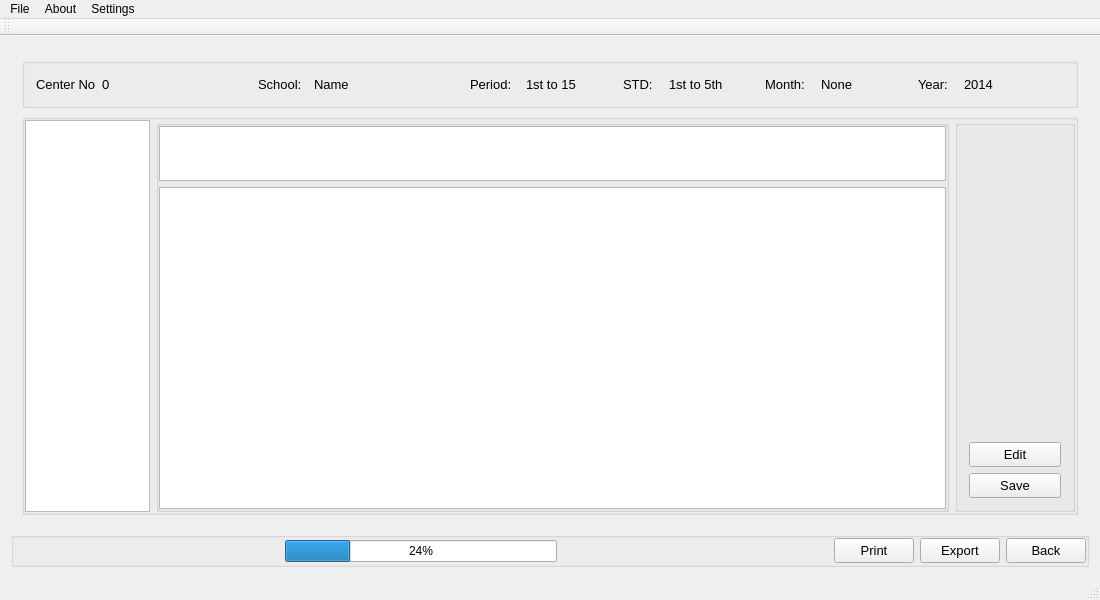
The window that QuickManager/mainwindow.ui (Vijay13/QuickManager) describes before a commit, drawn with Qt 5.
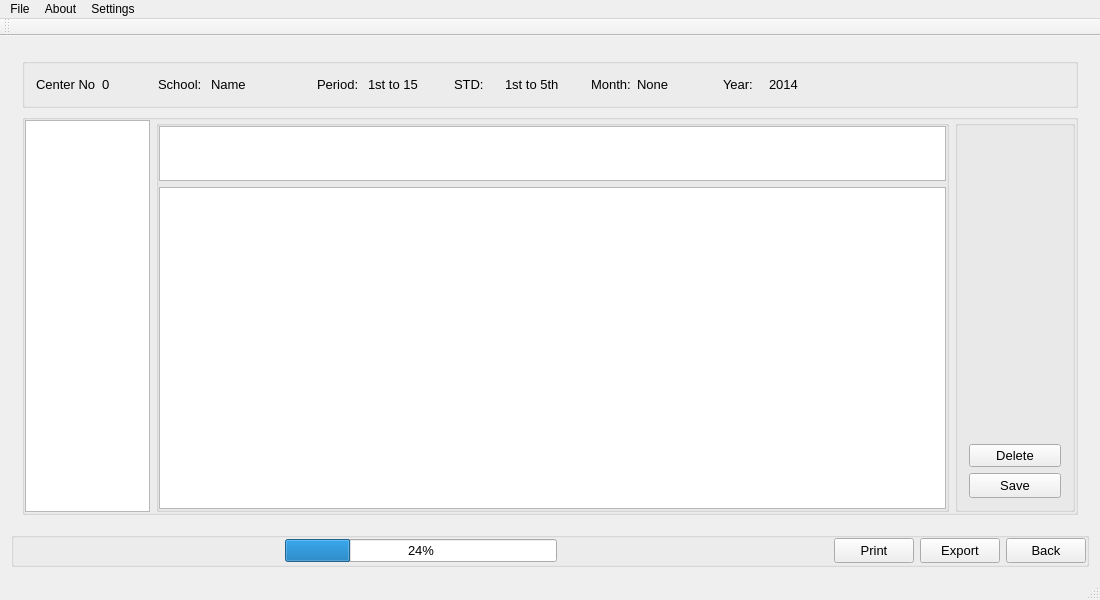
The same window after the commit.

Commit message: Completed background of SchoolBillManger

```diff
--- a/QuickManager/mainwindow.ui
+++ b/QuickManager/mainwindow.ui
@@ -17,6 +17,11 @@
    <layout class="QVBoxLayout" name="verticalLayout">
     <item>
      <widget class="QStackedWidget" name="AllStackWidget">
+      <property name="font">
+       <font>
+        <pointsize>10</pointsize>
+       </font>
+      </property>
       <property name="currentIndex">
        <number>3</number>
       </property>
@@ -646,10 +651,16 @@
             <widget class="QLabel" name="labelBMCenterBody">
              <property name="minimumSize">
               <size>
-               <width>150</width>
+               <width>50</width>
                <height>0</height>
               </size>
              </property>
+             <property name="maximumSize">
+              <size>
+               <width>50</width>
+               <height>16777215</height>
+              </size>
+             </property>
              <property name="font">
               <font>
                <pointsize>10</pointsize>
@@ -682,10 +693,16 @@
             <widget class="QLabel" name="labelBMSchoolBody">
              <property name="minimumSize">
               <size>
-               <width>150</width>
+               <width>100</width>
                <height>0</height>
               </size>
              </property>
+             <property name="maximumSize">
+              <size>
+               <width>200</width>
+               <height>16777215</height>
+              </size>
+             </property>
              <property name="font">
               <font>
                <pointsize>10</pointsize>
@@ -698,6 +715,12 @@
            </item>
            <item>
             <widget class="QLabel" name="labelPeriodTitle">
+             <property name="minimumSize">
+              <size>
+               <width>45</width>
+               <height>0</height>
+              </size>
+             </property>
              <property name="maximumSize">
               <size>
                <width>50</width>
@@ -716,9 +739,15 @@
            </item>
            <item>
             <widget class="QLabel" name="labelBMPeriodBody">
+             <property name="minimumSize">
+              <size>
+               <width>80</width>
+               <height>0</height>
+              </size>
+             </property>
              <property name="maximumSize">
               <size>
-               <width>150</width>
+               <width>80</width>
                <height>16777215</height>
               </size>
              </property>
@@ -734,9 +763,15 @@
            </item>
            <item>
             <widget class="QLabel" name="labelSTD">
+             <property name="minimumSize">
+              <size>
+               <width>45</width>
+               <height>0</height>
+              </size>
+             </property>
              <property name="maximumSize">
               <size>
-               <width>40</width>
+               <width>50</width>
                <height>16777215</height>
               </size>
              </property>
@@ -752,9 +787,15 @@
            </item>
            <item>
             <widget class="QLabel" name="labelBMSTDBody">
+             <property name="minimumSize">
+              <size>
+               <width>80</width>
+               <height>0</height>
+              </size>
+             </property>
              <property name="maximumSize">
               <size>
-               <width>150</width>
+               <width>90</width>
                <height>16777215</height>
               </size>
              </property>
@@ -788,9 +829,15 @@
            </item>
            <item>
             <widget class="QLabel" name="labelBMMonthBody">
+             <property name="minimumSize">
+              <size>
+               <width>80</width>
+               <height>0</height>
+              </size>
+             </property>
              <property name="maximumSize">
               <size>
-               <width>150</width>
+               <width>80</width>
                <height>16777215</height>
               </size>
              </property>
@@ -832,10 +879,16 @@
             <widget class="QLabel" name="labelBMYearBody">
              <property name="minimumSize">
               <size>
-               <width>100</width>
+               <width>60</width>
                <height>0</height>
               </size>
              </property>
+             <property name="maximumSize">
+              <size>
+               <width>60</width>
+               <height>16777215</height>
+              </size>
+             </property>
              <property name="font">
               <font>
                <pointsize>10</pointsize>
@@ -846,6 +899,19 @@
              </property>
             </widget>
            </item>
+           <item>
+            <spacer name="horizontalSpacer_6">
+             <property name="orientation">
+              <enum>Qt::Horizontal</enum>
+             </property>
+             <property name="sizeHint" stdset="0">
+              <size>
+               <width>40</width>
+               <height>20</height>
+              </size>
+             </property>
+            </spacer>
+           </item>
           </layout>
          </widget>
         </item>
@@ -974,20 +1040,9 @@
                </spacer>
               </item>
               <item>
-               <widget class="QPushButton" name="pushButtonEditSchoolBill">
-                <property name="minimumSize">
-                 <size>
-                  <width>0</width>
-                  <height>25</height>
-                 </size>
-                </property>
-                <property name="font">
-                 <font>
-                  <pointsize>10</pointsize>
-                 </font>
-                </property>
+               <widget class="QPushButton" name="pushButtonDeleteSchoolBill">
                 <property name="text">
-                 <string>Edit</string>
+                 <string>Delete</string>
                 </property>
                </widget>
               </item>
@@ -1027,6 +1082,11 @@
         <height>35</height>
        </size>
       </property>
+      <property name="font">
+       <font>
+        <pointsize>10</pointsize>
+       </font>
+      </property>
       <property name="title">
        <string/>
       </property>
```
Left out of the diff: 137 changed lines with no effect on the pictures. The commit also changes 6 other files.
